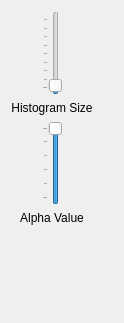
This is gui/multi_img_viewer.ui in gerbilvis/gerbil as Qt 5 draws it before an edit; both pictures show x 0 to 124 and y 0 to 323 of the 124 by 465 pixel window. The edited form follows.
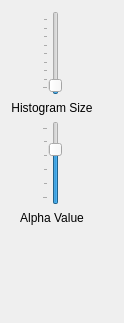
This is the edited form. Custom widgets are drawn as their Qt base class.

Commit message: printing if axis labels (awesome!) bugfixes

Patch:
```diff
--- a/gui/multi_img_viewer.ui
+++ b/gui/multi_img_viewer.ui
@@ -90,7 +90,7 @@
           <number>100</number>
          </property>
          <property name="value">
-          <number>100</number>
+          <number>70</number>
          </property>
          <property name="tracking">
           <bool>true</bool>
```
The commit also changes 5 other files.
